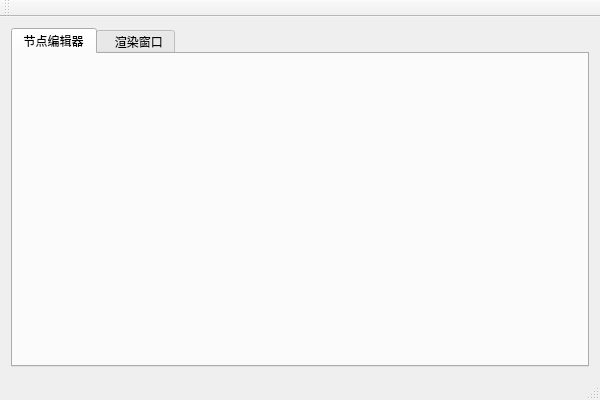
First picture: the form in RenderEditor/RenderEditor.ui, repository huangx99/RenderEditor, before the edit.
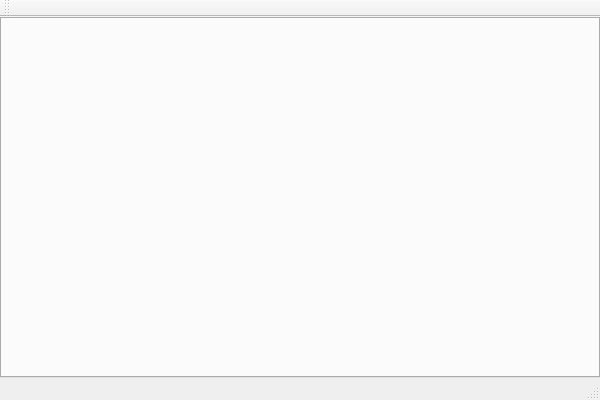
Second picture: the form after the edit.

Commit message: 1.渲染已和节点编辑器剥离 2.基于现有节点搭建了一个漫反射渲染（light.flow）

The edit to the form file:
```diff
--- a/RenderEditor/RenderEditor.ui
+++ b/RenderEditor/RenderEditor.ui
@@ -15,16 +15,6 @@
   </property>
   <widget class="QWidget" name="centralWidget">
    <layout class="QHBoxLayout" name="horizontalLayout">
-    <item>
-     <widget class="QTabWidget" name="tabWidget">
-      <property name="currentIndex">
-       <number>0</number>
-      </property>
-      <widget class="QWidget" name="nodeEdit">
-       <attribute name="title">
-        <string>节点编辑器</string>
-       </attribute>
-       <layout class="QHBoxLayout" name="horizontalLayout_2">
         <property name="spacing">
          <number>0</number>
         </property>
@@ -40,13 +30,11 @@
         <property name="bottomMargin">
          <number>0</number>
         </property>
-       </layout>
-      </widget>
-      <widget class="QWidget" name="openglWidget">
-       <attribute name="title">
-        <string>  渲染窗口</string>
-       </attribute>
-      </widget>
+    <item>
+     <widget class="QTabWidget" name="tabWidget">
+      <property name="currentIndex">
+       <number>-1</number>
+      </property>
      </widget>
     </item>
    </layout>
```
Left out of the diff: 2 changed lines with no effect on the pictures. Lines whose indentation alone changed are shown as unchanged. The commit also changes 265 other files.
